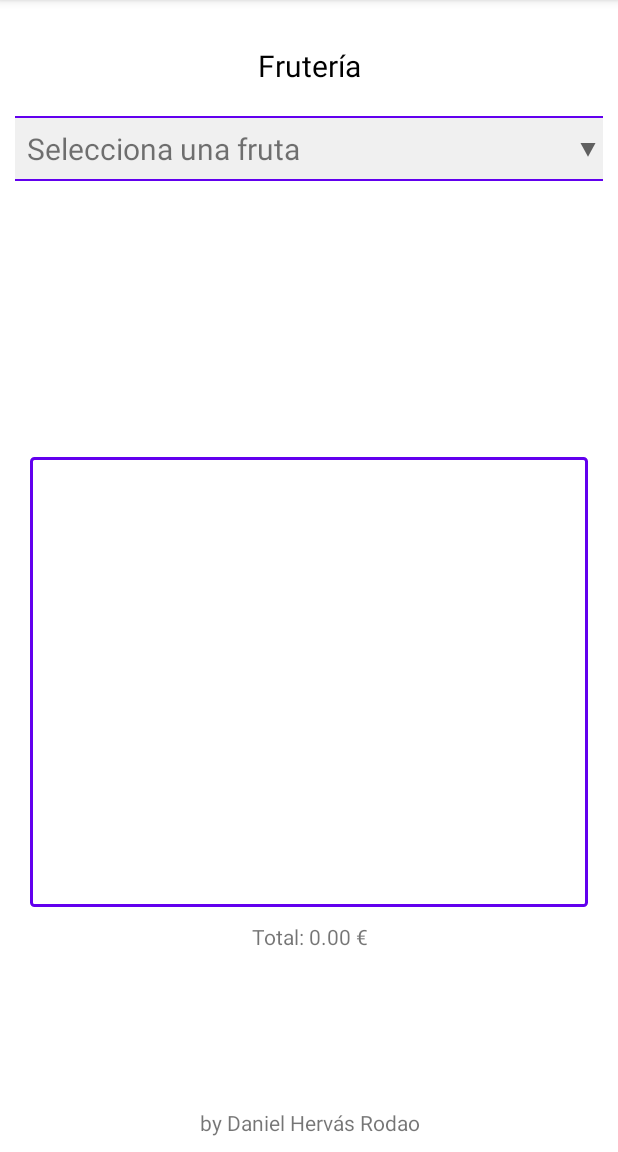
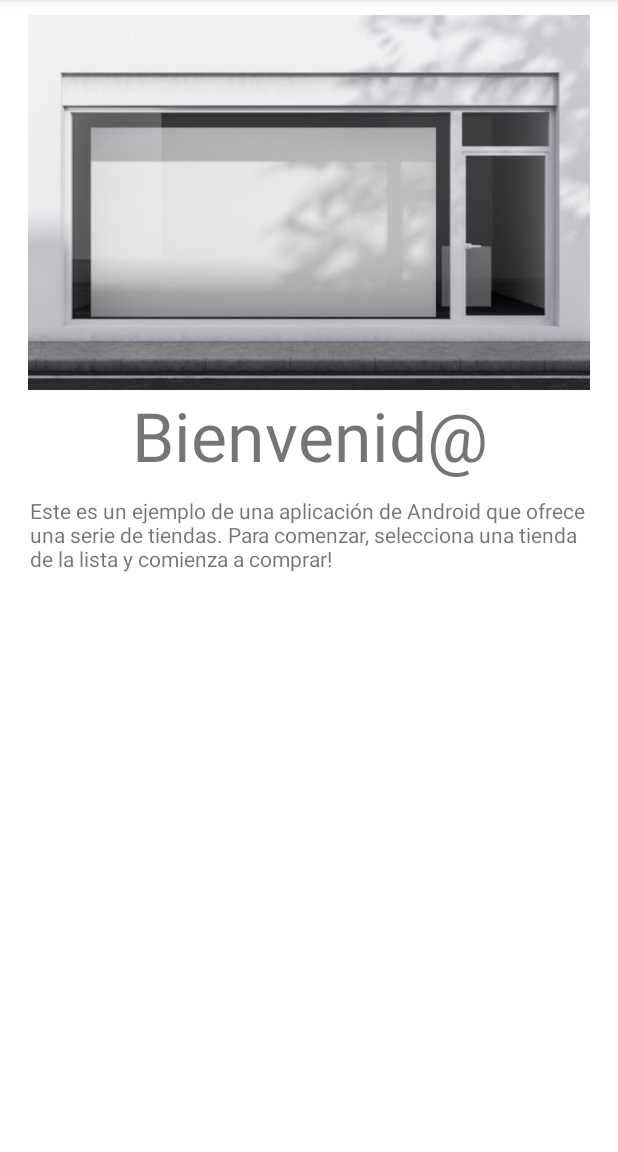
Before and after one commit to dhrodao/Android-Shop-App, an Android app: the screen it shows after launch (MainActivity), on a phone screen of 412 x 824 dp, the part 84-1236 px from its top. Run offline under Robolectric (Android 15) with nearby library versions, the phone set to English and light mode, and no system bars; our stand-ins replace navigation-ui.

Commit message:
Added LandingFragment.kt

```diff
--- /dev/null
+++ b/app/src/main/java/com/dhrodao/androidshop/landing/LandingFragment.kt
@@ -0,0 +1,19 @@
+package com.dhrodao.androidshop.landing
+
+import android.os.Bundle
+import androidx.fragment.app.Fragment
+import android.view.LayoutInflater
+import android.view.View
+import android.view.ViewGroup
+import com.dhrodao.androidshop.main.R
+
+class LandingFragment : Fragment() {
+
+    override fun onCreateView(
+        inflater: LayoutInflater, container: ViewGroup?,
+        savedInstanceState: Bundle?
+    ): View? {
+        // Inflate the layout for this fragment
+        return inflater.inflate(R.layout.fragment_landing, container, false)
+    }
+}
--- /dev/null
+++ b/app/src/main/res/layout/fragment_landing.xml
@@ -0,0 +1,27 @@
+<androidx.appcompat.widget.LinearLayoutCompat xmlns:android="http://schemas.android.com/apk/res/android"
+    xmlns:tools="http://schemas.android.com/tools"
+    android:layout_width="match_parent"
+    android:layout_height="match_parent"
+    tools:context="com.dhrodao.androidshop.landing.LandingFragment"
+    android:orientation="vertical">
+
+    <ImageView
+        android:contentDescription="@string/escaparate_content_description"
+        android:layout_width="match_parent"
+        android:layout_height="250dp"
+        android:src="@drawable/escaparate"/>
+
+    <TextView
+        android:layout_width="match_parent"
+        android:layout_height="wrap_content"
+        android:text="@string/landing_fragment_text"
+        android:textSize="45sp"
+        android:gravity="center"/>
+
+    <TextView
+        android:layout_width="match_parent"
+        android:layout_height="wrap_content"
+        android:padding="10dp"
+        android:text="@string/landing_text_description"/>
+
+</androidx.appcompat.widget.LinearLayoutCompat>
--- a/app/src/main/res/menu/toolbar_menu.xml
+++ b/app/src/main/res/menu/toolbar_menu.xml
@@ -1,7 +1,7 @@
 <?xml version="1.0" encoding="utf-8"?>
 <menu xmlns:android="http://schemas.android.com/apk/res/android"
     xmlns:app="http://schemas.android.com/apk/res-auto">
-    <item android:id="@+id/welcomeFragment"
+    <item android:id="@+id/landingFragment"
         android:tooltipText="@string/toolbar_inicio"
         android:title="@string/toolbar_inicio"/>
 
--- a/app/src/main/res/navigation/nav_graph.xml
+++ b/app/src/main/res/navigation/nav_graph.xml
@@ -3,10 +3,23 @@
     xmlns:app="http://schemas.android.com/apk/res-auto"
     xmlns:tools="http://schemas.android.com/tools"
     android:id="@+id/nav_graph"
-    app:startDestination="@id/fruitShopFragment">
+    app:startDestination="@id/landingFragment">
+    <fragment
+        android:id="@+id/landingFragment"
+        android:name="com.dhrodao.androidshop.landing.LandingFragment"
+        android:label="fragment_landing"
+        tools:layout="@layout/fragment_landing" >
+        <action
+            android:id="@+id/action_landingFragment_to_fruitShopFragment"
+            app:destination="@id/fruitShopFragment" />
+    </fragment>
     <fragment
         android:id="@+id/fruitShopFragment"
         android:name="com.dhrodao.androidshop.fruitshop.FruitShopFragment"
         android:label="fragment_fruit_shop"
-        tools:layout="@layout/fragment_fruit_shop" />
+        tools:layout="@layout/fragment_fruit_shop" >
+        <action
+            android:id="@+id/action_fruitShopFragment_to_landingFragment"
+            app:destination="@id/landingFragment" />
+    </fragment>
 </navigation>
--- a/app/src/main/res/values/strings.xml
+++ b/app/src/main/res/values/strings.xml
@@ -21,4 +21,9 @@
     <string name="shop_toolbar">Comprar</string>
 
     <string name="escaparate_content_description">Escaparate vacío</string>
+
+    <string name="landing_fragment_text">Bienvenid@</string>
+    <string name="landing_text_description">
+        Este es un ejemplo de una aplicación de Android que ofrece una serie de tiendas.
+        Para comenzar, selecciona una tienda de la lista y comienza a comprar!</string>
 </resources>
```
